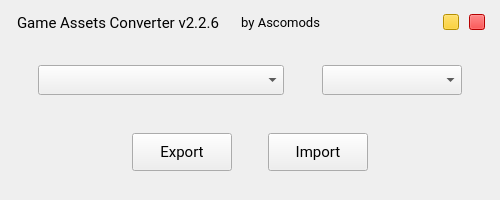
The window that ui/views/MainWindow.ui (ascomods/game-assets-converter) describes before a commit, drawn with Qt 5.
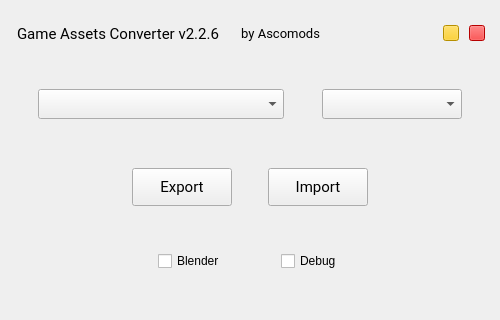
The same window after the commit. Icons and pictures are not drawn.

Commit message: fix(Blender): Merging / Cleaning olga's work on perPolygon import  General:   * Blender import / export is working (still need to fix the nodes)   * Added checkboxes to choose Blender mode (perPolygon mode), Debug mode (XML output + FBX Ascii)   * Chekboxes values will be stored in settings.ini

Diff of the .ui file:
```diff
--- a/ui/views/MainWindow.ui
+++ b/ui/views/MainWindow.ui
@@ -7,7 +7,7 @@
     <x>0</x>
     <y>0</y>
     <width>500</width>
-    <height>200</height>
+    <height>320</height>
    </rect>
   </property>
   <property name="sizePolicy">
@@ -19,13 +19,13 @@
   <property name="minimumSize">
    <size>
     <width>500</width>
-    <height>200</height>
+    <height>320</height>
    </size>
   </property>
   <property name="maximumSize">
    <size>
     <width>500</width>
-    <height>200</height>
+    <height>320</height>
    </size>
   </property>
   <property name="windowTitle">
@@ -434,7 +434,7 @@
          <property name="maximumSize">
           <size>
            <width>16777215</width>
-           <height>80</height>
+           <height>60</height>
           </size>
          </property>
          <property name="frameShape">
@@ -545,6 +545,96 @@
          </layout>
         </widget>
        </item>
+       <item>
+        <widget class="QFrame" name="options_frame">
+         <property name="maximumSize">
+          <size>
+           <width>16777215</width>
+           <height>50</height>
+          </size>
+         </property>
+         <property name="frameShape">
+          <enum>QFrame::NoFrame</enum>
+         </property>
+         <property name="frameShadow">
+          <enum>QFrame::Raised</enum>
+         </property>
+         <layout class="QHBoxLayout" name="horizontalLayout">
+          <item>
+           <spacer name="horizontalSpacer_2">
+            <property name="orientation">
+             <enum>Qt::Horizontal</enum>
+            </property>
+            <property name="sizeHint" stdset="0">
+             <size>
+              <width>40</width>
+              <height>20</height>
+             </size>
+            </property>
+           </spacer>
+          </item>
+          <item>
+           <widget class="QCheckBox" name="blender_chk_box">
+            <property name="text">
+             <string>Blender</string>
+            </property>
+           </widget>
+          </item>
+          <item>
+           <spacer name="horizontalSpacer_4">
+            <property name="orientation">
+             <enum>Qt::Horizontal</enum>
+            </property>
+            <property name="sizeType">
+             <enum>QSizePolicy::Fixed</enum>
+            </property>
+            <property name="sizeHint" stdset="0">
+             <size>
+              <width>50</width>
+              <height>20</height>
+             </size>
+            </property>
+           </spacer>
+          </item>
+          <item>
+           <widget class="QCheckBox" name="debug_chk_box">
+            <property name="text">
+             <string>Debug</string>
+            </property>
+           </widget>
+          </item>
+          <item>
+           <spacer name="horizontalSpacer_3">
+            <property name="orientation">
+             <enum>Qt::Horizontal</enum>
+            </property>
+            <property name="sizeHint" stdset="0">
+             <size>
+              <width>40</width>
+              <height>20</height>
+             </size>
+            </property>
+           </spacer>
+          </item>
+         </layout>
+        </widget>
+       </item>
+       <item>
+        <spacer name="verticalSpacer">
+         <property name="orientation">
+          <enum>Qt::Vertical</enum>
+         </property>
+         <property name="sizeType">
+          <enum>QSizePolicy::Fixed</enum>
+         </property>
+         <property name="sizeHint" stdset="0">
+          <size>
+           <width>0</width>
+           <height>10</height>
+          </size>
+         </property>
+        </spacer>
+       </item>
       </layout>
      </widget>
     </item>
```
The commit also changes 9 other files.
